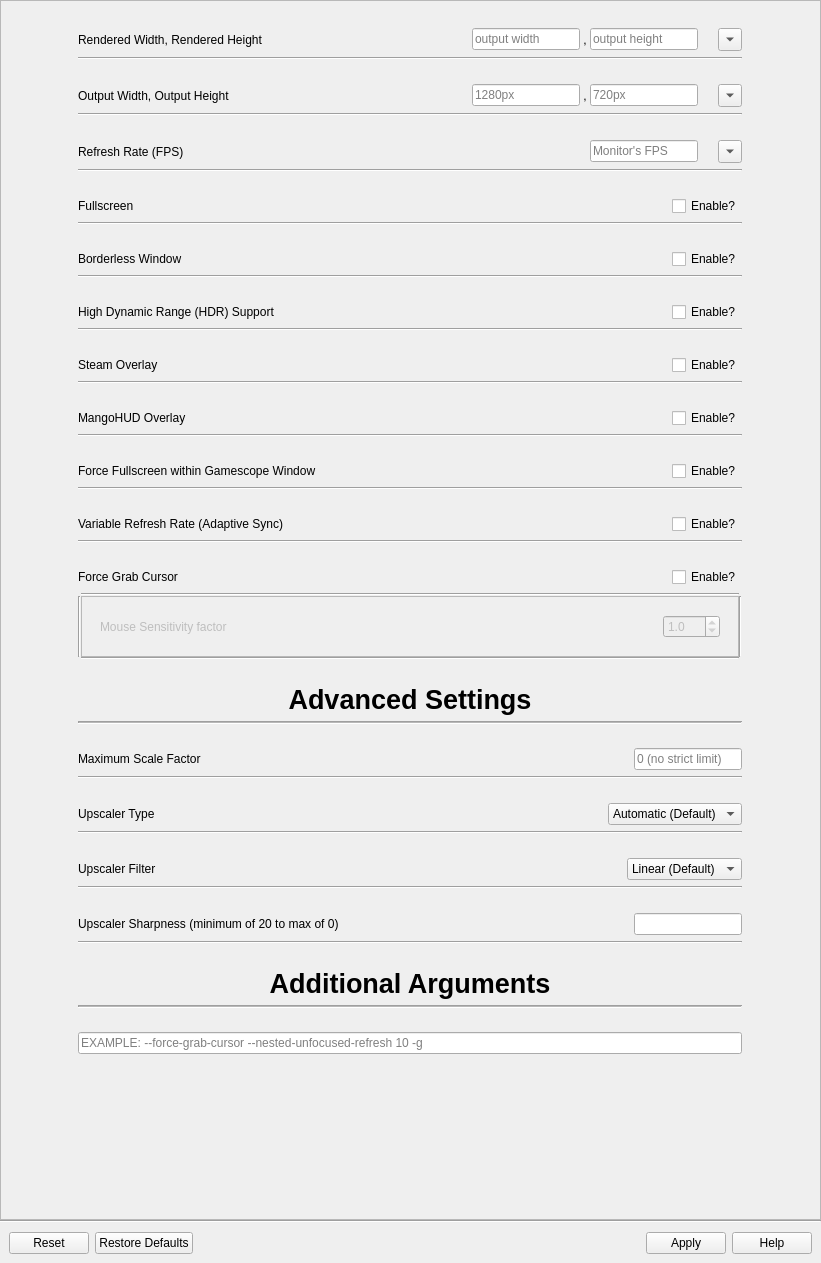
Above: src/gamescope.ui from rfrench3/scopebuddy-gui before the change. Below: the same form after it.
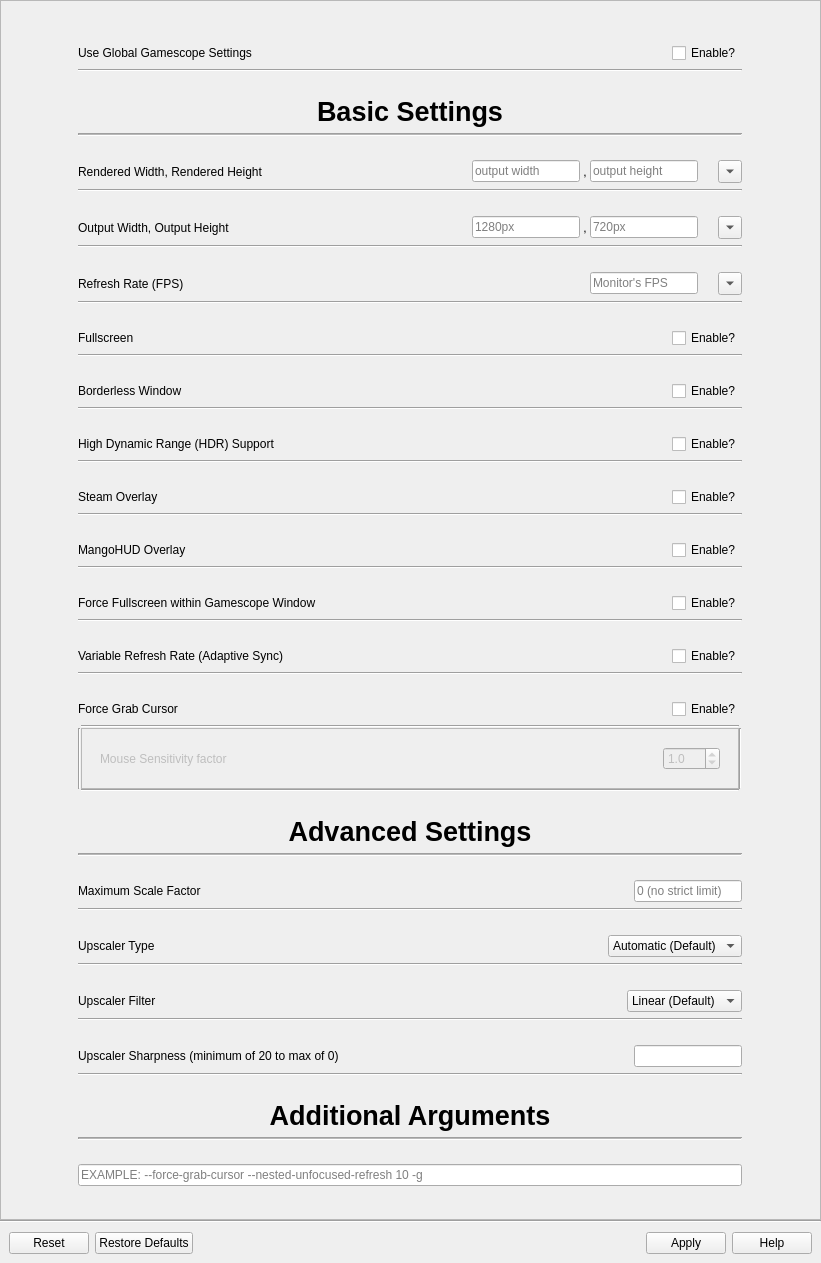
That is the form after the change.

Commit message: improve file manager docstring, add new button to gamescope ui that allows using the global scb.conf gamescope in AppID configs

The edit to the form file:
```diff
--- a/src/gamescope.ui
+++ b/src/gamescope.ui
@@ -58,6 +58,207 @@
             </size>
            </property>
            <layout class="QVBoxLayout" name="verticalLayout_24">
+            <property name="topMargin">
+             <number>24</number>
+            </property>
+            <item>
+             <widget class="QWidget" name="widget_globalGamescope" native="true">
+              <property name="sizePolicy">
+               <sizepolicy hsizetype="Preferred" vsizetype="Maximum">
+                <horstretch>0</horstretch>
+                <verstretch>0</verstretch>
+               </sizepolicy>
+              </property>
+              <property name="toolTip">
+               <string>&lt;html&gt;&lt;head/&gt;&lt;body&gt;&lt;p&gt;Use the gamescope settings from the global config instead of overriding it with a game-specific config?</string>
+              </property>
+              <layout class="QVBoxLayout" name="verticalLayout_46">
+               <item>
+                <widget class="QWidget" name="widget_40" native="true">
+                 <property name="sizePolicy">
+                  <sizepolicy hsizetype="Preferred" vsizetype="Minimum">
+                   <horstretch>0</horstretch>
+                   <verstretch>0</verstretch>
+                  </sizepolicy>
+                 </property>
+                 <layout class="QHBoxLayout" name="horizontalLayout_27" stretch="0,0,0">
+                  <property name="spacing">
+                   <number>0</number>
+                  </property>
+                  <property name="leftMargin">
+                   <number>0</number>
+                  </property>
+                  <property name="topMargin">
+                   <number>0</number>
+                  </property>
+                  <property name="rightMargin">
+                   <number>0</number>
+                  </property>
+                  <property name="bottomMargin">
+                   <number>0</number>
+                  </property>
+                  <item>
+                   <widget class="QLabel" name="label_37">
+                    <property name="text">
+                     <string>Use Global Gamescope Settings</string>
+                    </property>
+                   </widget>
+                  </item>
+                  <item>
+                   <spacer name="horizontalSpacer_39">
+                    <property name="orientation">
+                     <enum>Qt::Orientation::Horizontal</enum>
+                    </property>
+                    <property name="sizeHint" stdset="0">
+                     <size>
+                      <width>40</width>
+                      <height>20</height>
+                     </size>
+                    </property>
+                   </spacer>
+                  </item>
+                  <item>
+                   <widget class="QCheckBox" name="checkBox_globalGamescope">
+                    <property name="text">
+                     <string>Enable?</string>
+                    </property>
+                    <property name="tristate">
+                     <bool>false</bool>
+                    </property>
+                   </widget>
+                  </item>
+                 </layout>
+                </widget>
+               </item>
+               <item>
+                <widget class="Line" name="line_26">
+                 <property name="orientation">
+                  <enum>Qt::Orientation::Horizontal</enum>
+                 </property>
+                </widget>
+               </item>
+              </layout>
+             </widget>
+            </item>
+            <item>
+             <widget class="QWidget" name="widget_gamescopeForm" native="true">
+              <layout class="QVBoxLayout" name="verticalLayout">
+               <property name="leftMargin">
+                <number>0</number>
+               </property>
+               <property name="topMargin">
+                <number>0</number>
+               </property>
+               <property name="rightMargin">
+                <number>0</number>
+               </property>
+               <property name="bottomMargin">
+                <number>0</number>
+               </property>
+               <item>
+                <widget class="QWidget" name="widget__11_AdvancedSettings_3" native="true">
+                 <property name="sizePolicy">
+                  <sizepolicy hsizetype="Preferred" vsizetype="Maximum">
+                   <horstretch>0</horstretch>
+                   <verstretch>0</verstretch>
+                  </sizepolicy>
+                 </property>
+                 <property name="toolTip">
+                  <string>&lt;html&gt;&lt;head/&gt;&lt;body&gt;&lt;p&gt;These are settings I believe will not be relevant to most users, so they are separated to minimize confusion.&lt;/p&gt;&lt;/body&gt;&lt;/html&gt;
+</string>
+                 </property>
+                 <layout class="QVBoxLayout" name="verticalLayout_45">
+                  <item>
+                   <widget class="QWidget" name="widget_59" native="true">
+                    <property name="sizePolicy">
+                     <sizepolicy hsizetype="Preferred" vsizetype="Minimum">
+                      <horstretch>0</horstretch>
+                      <verstretch>0</verstretch>
+                     </sizepolicy>
+                    </property>
+                    <layout class="QHBoxLayout" name="horizontalLayout_42" stretch="0">
+                     <property name="spacing">
+                      <number>0</number>
+                     </property>
+                     <property name="leftMargin">
+                      <number>0</number>
+                     </property>
+                     <property name="topMargin">
+                      <number>0</number>
+                     </property>
+                     <property name="rightMargin">
+                      <number>0</number>
+                     </property>
+                     <property name="bottomMargin">
+                      <number>0</number>
+                     </property>
+                     <item>
+                      <widget class="QLabel" name="label_advancedSettings_3">
+                       <property name="font">
+                        <font>
+                         <pointsize>20</pointsize>
+                         <bold>true</bold>
+                        </font>
+                       </property>
+                       <property name="text">
+                        <string>Basic Settings</string>
+                       </property>
+                       <property name="scaledContents">
+                        <bool>false</bool>
+                       </property>
+                       <property name="alignment">
+                        <set>Qt::AlignmentFlag::AlignCenter</set>
+                       </property>
+                      </widget>
+                     </item>
+                    </layout>
+                   </widget>
+                  </item>
+                  <item>
+                   <widget class="Line" name="line_42">
+                    <property name="sizePolicy">
+                     <sizepolicy hsizetype="Minimum" vsizetype="Fixed">
+                      <horstretch>0</horstretch>
+                      <verstretch>0</verstretch>
+                     </sizepolicy>
+                    </property>
+                    <property name="minimumSize">
+                     <size>
+                      <width>0</width>
+                      <height>0</height>
+                     </size>
+                    </property>
+                    <property name="maximumSize">
+                     <size>
+                      <width>16777215</width>
+                      <height>16777215</height>
+                     </size>
+                    </property>
+                    <property name="sizeIncrement">
+                     <size>
+                      <width>0</width>
+                      <height>0</height>
+                     </size>
+                    </property>
+                    <property name="font">
+                     <font>
+                      <pointsize>10</pointsize>
+                     </font>
+                    </property>
+                    <property name="frameShadow">
+                     <enum>QFrame::Shadow::Sunken</enum>
+                    </property>
+                    <property name="midLineWidth">
+                     <number>1</number>
+                    </property>
+                    <property name="orientation">
+                     <enum>Qt::Orientation::Horizontal</enum>
+                    </property>
+                   </widget>
+                  </item>
+                 </layout>
+                </widget>
+               </item>
             <item>
              <widget class="QWidget" name="widget1_rW_2" native="true">
               <property name="sizePolicy">
@@ -1854,6 +2055,9 @@
               </layout>
              </widget>
             </item>
+              </layout>
+             </widget>
+            </item>
             <item>
              <spacer name="verticalSpacer_2">
               <property name="orientation">
```
Left out of the diff: 16 changed lines with no effect on the pictures. Lines whose indentation alone changed are shown as unchanged. The commit also changes 2 other files.
